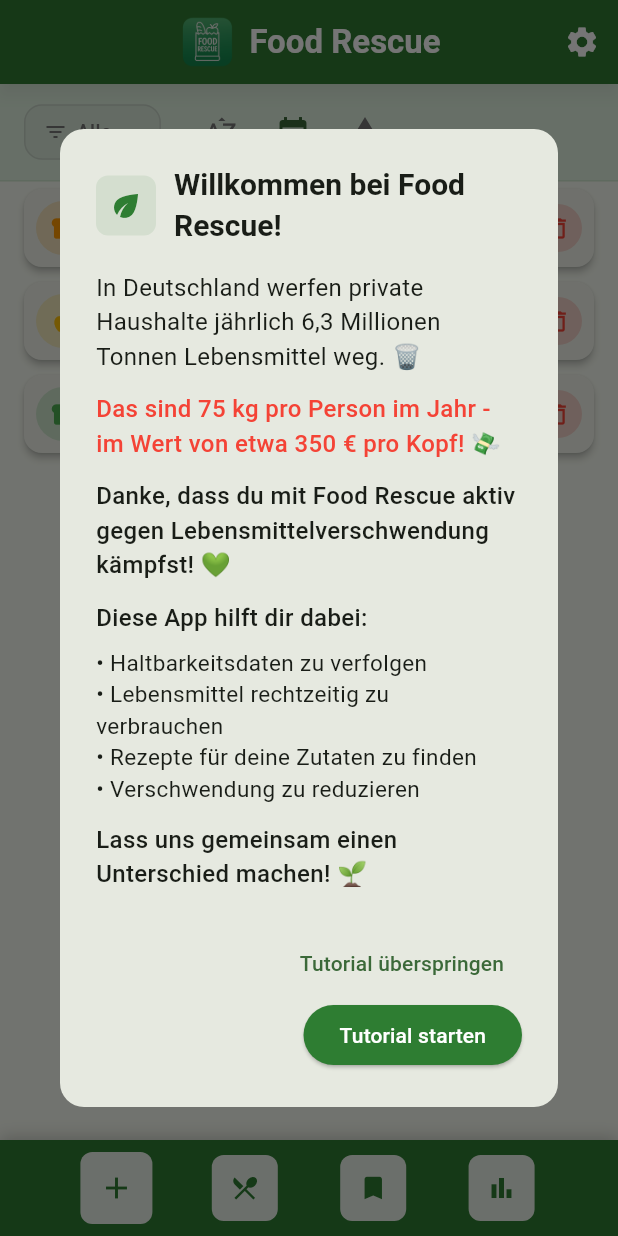
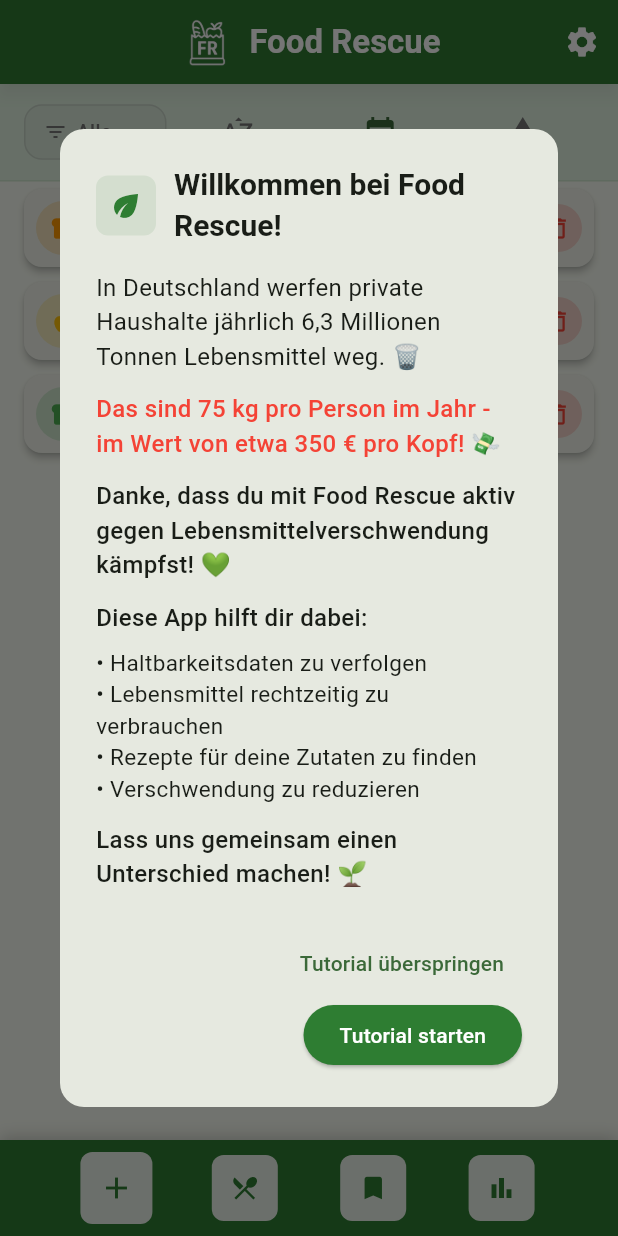
Before and after one commit to Soulbrot1/essensretter, a Flutter app: the screen it shows after launch, on a phone screen of 412 x 824 dp. Run offline on Flutter 3.47's test engine with Material 3 defaults, Android fonts, the phone set to English and light mode, and no system bars; our stand-ins replace dartz, equatable, flutter_bloc, flutter_dotenv, flutter_local_notifications, get_it and 5 more; missing offline and left inert: tutorial_coach_mark; accounts and stored records are empty.

Commit message:
Verbessere App-Header und Filterleiste, aktualisiere Bildgröße und Layout

```diff
--- a/lib/features/food_tracking/presentation/widgets/food_filter_bar.dart
+++ b/lib/features/food_tracking/presentation/widgets/food_filter_bar.dart
@@ -30,7 +30,8 @@
           child: Row(
             children: [
               // Active filter button (replaces both clock icon and filter indicator)
-              PopupMenuButton<int?>(
+              Expanded(
+                child: PopupMenuButton<int?>(
                 onSelected: (value) {
                   context.read<FoodBloc>().add(FilterFoodsByExpiryEvent(value));
                 },
@@ -207,12 +208,12 @@
                     ),
                   ),
                 ],
+                ),
               ),
 
-              const SizedBox(width: 16),
-
               // Sort Buttons - A-Z
-              IconButton(
+              Expanded(
+                child: IconButton(
                 onPressed: () {
                   context.read<FoodBloc>().add(const SortFoodsEvent(SortOption.alphabetical));
                 },
@@ -224,10 +225,12 @@
                 ),
                 tooltip: 'A-Z sortieren',
                 padding: const EdgeInsets.all(8),
+                ),
               ),
 
               // Sort Buttons - Date
-              IconButton(
+              Expanded(
+                child: IconButton(
                 onPressed: () {
                   context.read<FoodBloc>().add(const SortFoodsEvent(SortOption.date));
                 },
@@ -239,10 +242,12 @@
                 ),
                 tooltip: 'Nach Datum sortieren',
                 padding: const EdgeInsets.all(8),
+                ),
               ),
 
               // Sort Buttons - Category
-              IconButton(
+              Expanded(
+                child: IconButton(
                 onPressed: () {
                   context.read<FoodBloc>().add(const SortFoodsEvent(SortOption.category));
                 },
@@ -254,9 +259,8 @@
                 ),
                 tooltip: 'Nach Kategorie sortieren',
                 padding: const EdgeInsets.all(8),
+                ),
               ),
-
-              const Spacer(), // Push clear button to the right
 
               // Clear consumed foods button
               BlocBuilder<FoodBloc, FoodState>(
```
Also changed, not shown: lib/features/food_tracking/presentation/widgets/app_header.dart (+5 -5 lines), lib/features/recipes/presentation/pages/recipes_page.dart (+10 -39 lines), lib/features/recipes/presentation/widgets/serving_size_slider.dart (+6 -24 lines), assets/images/image.png.
